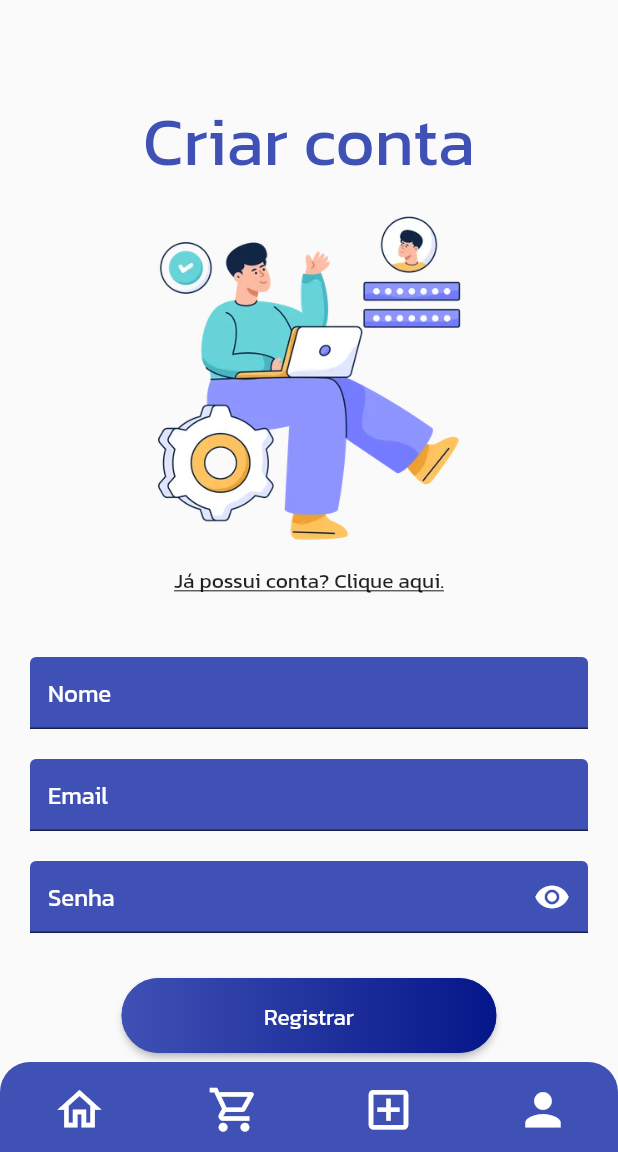
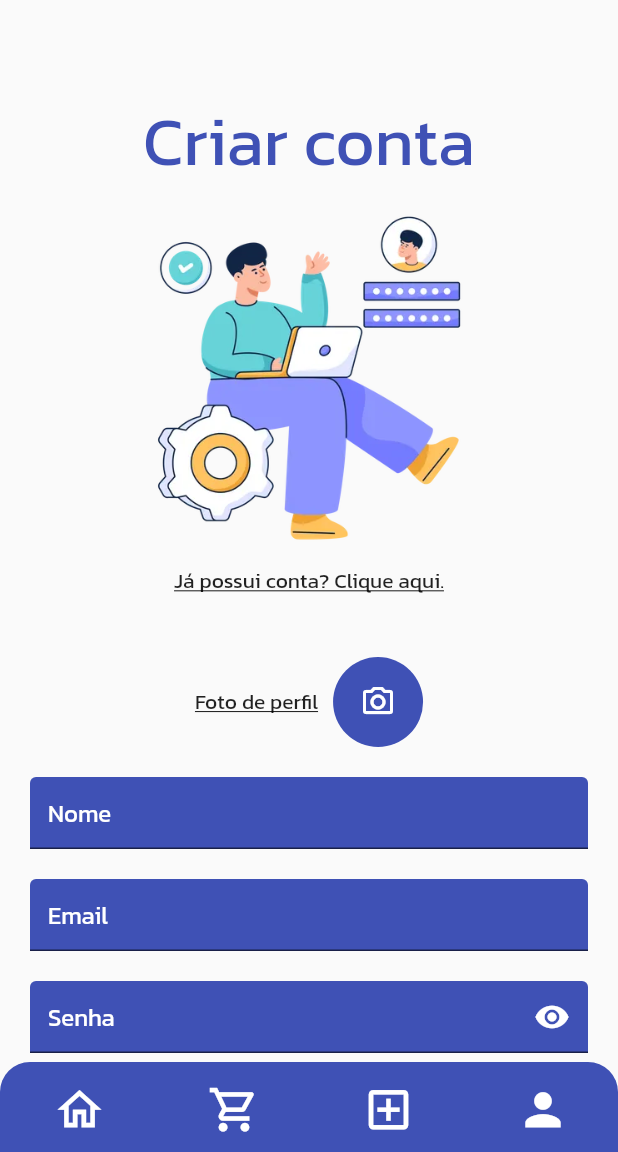
Before and after one commit to gadearaujo/mercado_livro, a Flutter app: the screen it shows after launch, item 4 of the bottom bar chosen, on a phone screen of 412 x 824 dp, the part 84-1236 px from its top. Run offline on Flutter 3.47's test engine with Material 2 defaults, Android fonts, the phone set to English and light mode, and no system bars; our stand-ins replace image_picker, liquid_pull_to_refresh, shared_preferences; accounts and stored records are empty; network calls fail.

Commit message:
Registro de usuario com foto
-Iniciado

```diff
--- a/lib/ui/home_screen.dart
+++ b/lib/ui/home_screen.dart
@@ -1,6 +1,8 @@
 import 'dart:async';
+import 'dart:io';
 
 import 'package:flutter/material.dart';
+import 'package:flutter/services.dart';
 import 'package:mercado_livro/service/model/book_model.dart';
 
 // ignore: depend_on_referenced_packages
@@ -10,6 +12,7 @@ import 'dart:convert';
 // ignore: depend_on_referenced_packages
 import 'package:liquid_pull_to_refresh/liquid_pull_to_refresh.dart';
 import 'package:shared_preferences/shared_preferences.dart';
+import 'package:image_picker/image_picker.dart';
 
 import '../service/model/customer_model.dart';
 import '../service/response/api_response.dart';
@@ -59,6 +62,8 @@ class _HomeScreenState extends State<HomeScreen> {
   double _crossAxisSpacing = 8, _mainAxisSpacing = 12, _aspectRatio = 2;
   int _crossAxisCount = 2;
 
+  File? image;
+
   @override
   void initState() {
     super.initState();
@@ -70,6 +75,17 @@ class _HomeScreenState extends State<HomeScreen> {
     nameController = TextEditingController();
     emailController = TextEditingController();
     passwordController = TextEditingController();
+  }
+
+  Future pickImage() async {
+    try {
+      final image = await ImagePicker().pickImage(source: ImageSource.gallery);
+      if (image == null) return;
+      final imageTemp = File(image.path);
+      setState(() => this.image = imageTemp);
+    } on PlatformException catch (e) {
+      print('Failed to pick image: $e');
+    }
   }
 
   void initSharedPreferences() async {
@@ -335,7 +351,6 @@ class _HomeScreenState extends State<HomeScreen> {
 
   Widget profilePage() {
     return SingleChildScrollView(
-      child: Container(
       child: Column(
           mainAxisSize: MainAxisSize.max,
           mainAxisAlignment: MainAxisAlignment.start,
@@ -410,8 +425,7 @@ class _HomeScreenState extends State<HomeScreen> {
                                 InkWell(
                                   onTap: () {
                                     setState(() {
-                                        seePasswordProfile =
-                                            !seePasswordProfile!;
+                                      seePasswordProfile = !seePasswordProfile!;
                                     });
                                   },
                                   child: Row(children: [
@@ -486,7 +500,6 @@ class _HomeScreenState extends State<HomeScreen> {
               ),
             ),
           ]),
-      ),
     );
   }
 
@@ -1035,6 +1048,53 @@ class _HomeScreenState extends State<HomeScreen> {
                     ),
                     goToLogin!
                         ? Container()
+                        : InkWell(
+                            onTap: () {
+                              pickImage();
+                            },
+                            child: Row(
+                              mainAxisAlignment: MainAxisAlignment.center,
+                              crossAxisAlignment: CrossAxisAlignment.center,
+                              children: [
+                                const Spacer(),
+                                Text(
+                                  image == null
+                                      ? 'Foto de perfil'
+                                      : 'Trocar foto',
+                                  style: const TextStyle(
+                                    decoration: TextDecoration.underline,
+                                  ),
+                                ),
+                                const SizedBox(
+                                  width: 10,
+                                ),
+                                image == null
+                                    ? Container(
+                                        height: 60,
+                                        width: 60,
+                                        decoration: const BoxDecoration(
+                                          color: Colors.indigo,
+                                          shape: BoxShape.circle,
+                                        ),
+                                        child: const Icon(
+                                          Icons.camera_alt_outlined,
+                                          color: Colors.white,
+                                        ),
+                                      )
+                                    : Image.file(
+                                        image!,
+                                        height: 60,
+                                        width: 60,
+                                      ),
+                                const Spacer(),
+                              ],
+                            ),
+                          ),
+                    const SizedBox(
+                      height: 20,
+                    ),
+                    goToLogin!
+                        ? Container()
                         : TextFormField(
                             controller: nameController,
                             textInputAction: TextInputAction.next,
--- a/pubspec.yaml
+++ b/pubspec.yaml
@@ -21,6 +21,7 @@ dev_dependencies:
   http:
   liquid_pull_to_refresh: ^3.0.1
   shared_preferences: ^2.2.0
+  image_picker: ^1.0.4
 
 
 flutter:
```
Also changed, not shown: pubspec.lock. Lines whose indentation alone changed are shown as unchanged.
